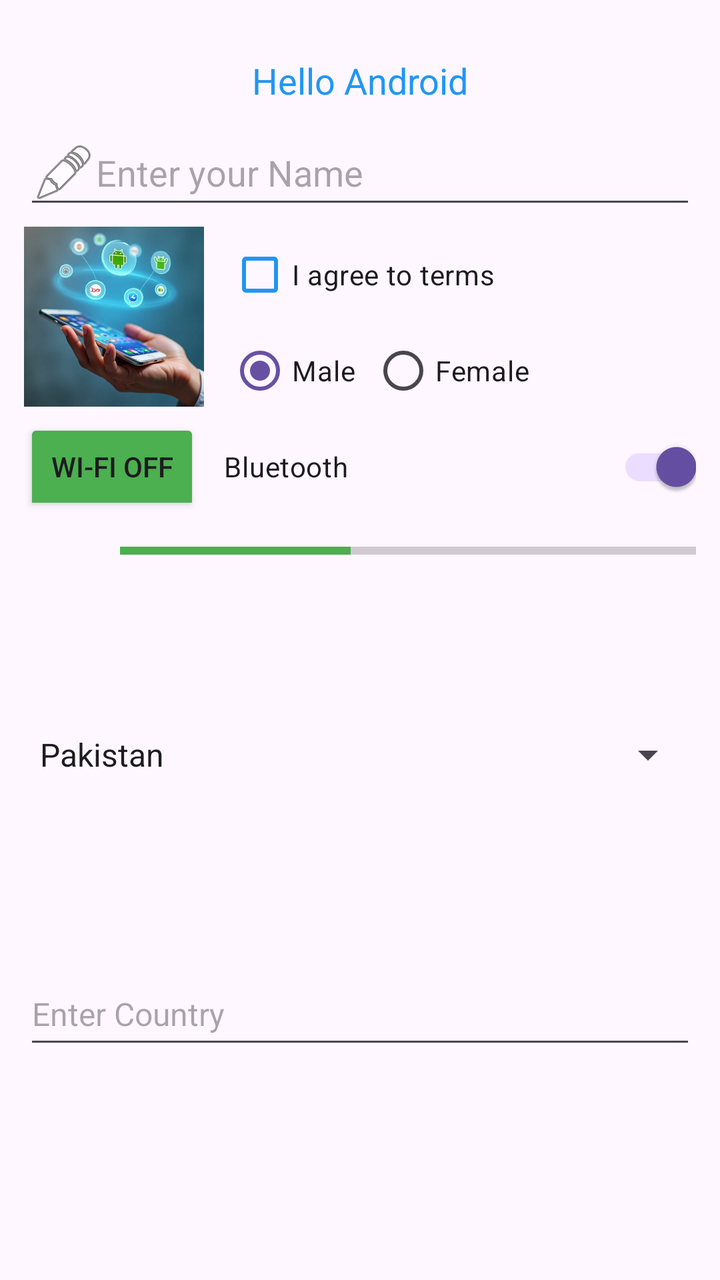
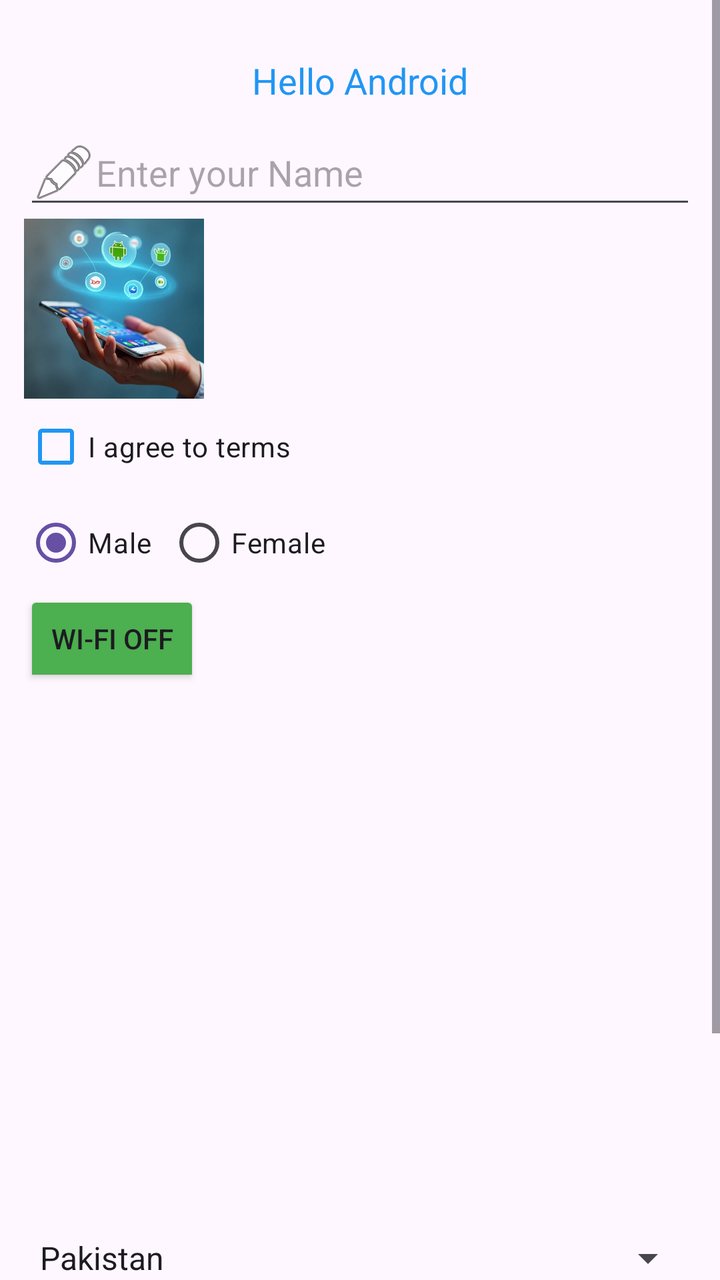

Two renders of the same Android screen: before a commit and after it. Below are the layout's source before the change and the commit's diff.
<!-- AndroidManifest.xml: application theme Theme.MyApplication -->
<!-- res/layout/classwork.xml -->
<?xml version="1.0" encoding="utf-8"?>
<ScrollView xmlns:android="http://schemas.android.com/apk/res/android"
    android:layout_width="match_parent"
    android:layout_height="match_parent"
    android:fillViewport="true">

    <LinearLayout
        android:id="@+id/layoutMain"
        android:layout_width="match_parent"
        android:layout_height="wrap_content"
        android:orientation="vertical"
        android:padding="12dp">

        <TextView
            android:id="@+id/textTitle"
            android:layout_width="match_parent"
            android:layout_height="wrap_content"
            android:layout_marginTop="16dp"
            android:layout_marginBottom="8dp"
            android:gravity="center"
            android:text="@string/hello_android"
            android:textColor="#2196F3"
            android:textSize="18sp" />

        <EditText
            android:id="@+id/editName"
            android:layout_width="match_parent"
            android:layout_height="wrap_content"
            android:autofillHints="name"
            android:drawableStart="@android:drawable/ic_menu_edit"
            android:hint="@string/enter_your_name"
            android:inputType="textPersonName"
            android:singleLine="true" />

        
        <LinearLayout
            android:layout_width="match_parent"
            android:layout_height="wrap_content"
            android:layout_marginTop="4dp"
            android:orientation="horizontal">

            <ImageView
                android:id="@+id/imageProfile"
                android:layout_width="90dp"
                android:layout_height="90dp"
                android:adjustViewBounds="true"
                android:contentDescription="@string/profile_image"
                android:scaleType="centerCrop"
                android:src="@drawable/md_pic" />

            <LinearLayout
                android:layout_width="0dp"
                android:layout_height="wrap_content"
                android:layout_weight="1"
                android:orientation="vertical"
                android:paddingStart="12dp">

                <CheckBox
                    android:id="@+id/checkAgree"
                    android:layout_width="wrap_content"
                    android:layout_height="wrap_content"
                    android:buttonTint="#2196F3"
                    android:checked="false"
                    android:text="@string/i_agree_to_terms" />

                <RadioGroup
                    android:id="@+id/genderGroup"
                    android:layout_width="wrap_content"
                    android:layout_height="wrap_content"
                    android:orientation="horizontal">

                    <RadioButton
                        android:id="@+id/radioMale"
                        android:layout_width="wrap_content"
                        android:layout_height="wrap_content"
                        android:buttonTint="#FF5722"
                        android:checked="true"
                        android:text="@string/male" />

                    <RadioButton
                        android:id="@+id/radioFemale"
                        android:layout_width="wrap_content"
                        android:layout_height="wrap_content"
                        android:layout_marginStart="8dp"
                        android:text="@string/female" />

                </RadioGroup>
            </LinearLayout>
        </LinearLayout>

        
        <LinearLayout
            android:layout_width="match_parent"
            android:layout_height="wrap_content"
            android:gravity="center_vertical"
            android:orientation="horizontal">

            <ToggleButton
                android:id="@+id/toggleWifi"
                android:layout_width="wrap_content"
                android:layout_height="wrap_content"
                android:backgroundTint="#4CAF50"
                android:checked="false"
                android:textOff="@string/wi_fi_off"
                android:textOn="@string/wi_fi_on" />

            <androidx.appcompat.widget.SwitchCompat
                android:id="@+id/switchBluetooth"
                android:layout_width="0dp"
                android:layout_height="wrap_content"
                android:layout_marginStart="12dp"
                android:layout_weight="1"
                android:checked="true"
                android:minHeight="48dp"
                android:text="@string/bluetooth"
                android:thumbTint="#FFFFFF"
                android:trackTint="#4CAF50" />
        </LinearLayout>

        
        <LinearLayout
            android:layout_width="match_parent"
            android:layout_height="wrap_content"
            android:gravity="center_vertical"
            android:orientation="horizontal">

            <ProgressBar
                android:id="@+id/progressLoading"
                android:layout_width="36dp"
                android:layout_height="36dp"
                android:indeterminate="true" />

            <ProgressBar
                android:id="@+id/progressDownload"
                style="?android:attr/progressBarStyleHorizontal"
                android:layout_width="0dp"
                android:layout_height="wrap_content"
                android:layout_marginStart="12dp"
                android:layout_weight="1"
                android:max="100"
                android:progress="40"
                android:progressTint="#4CAF50" />
        </LinearLayout>

        <androidx.recyclerview.widget.RecyclerView
            android:id="@+id/recyclerView"
            android:layout_width="match_parent"
            android:layout_height="60dp"
            android:scrollbars="vertical" />

        <Spinner
            android:id="@+id/spinner"
            android:layout_width="match_parent"
            android:layout_height="wrap_content"
            android:entries="@array/country_list"
            android:minHeight="48dp"
            android:spinnerMode="dropdown" />

        <ListView
            android:id="@+id/listView"
            android:layout_width="match_parent"
            android:layout_height="80dp"
            android:dividerHeight="1dp" />

        <AutoCompleteTextView
            android:id="@+id/autoCountry"
            android:layout_width="match_parent"
            android:layout_height="wrap_content"
            android:completionThreshold="1"
            android:hint="@string/enter_country"
            android:minHeight="48dp"
            android:textSize="16sp" />

    </LinearLayout>

</ScrollView>
<!-- resources referenced by this layout -->
<resources>
  <string-array name="country_list">
          <item>Pakistan</item>
          <item>India</item>
          <item>China</item>
          <item>USA</item>
      </string-array>
  <!-- drawable md_pic: jpg bitmap (drawable, 53201 bytes) -->
  <string name="bluetooth">Bluetooth</string>
  <string name="enter_country">Enter Country</string>
  <string name="enter_your_name">Enter your Name</string>
  <string name="female">Female</string>
  <string name="hello_android">Hello Android</string>
  <string name="i_agree_to_terms">I agree to terms</string>
  <string name="male">Male</string>
  <string name="profile_image">Profile image</string>
  <string name="wi_fi_off">Wi-Fi OFF</string>
  <string name="wi_fi_on">Wi-Fi ON</string>
  <style name="Theme.MyApplication" parent="Base.Theme.MyApplication" />
  <style name="Base.Theme.MyApplication" parent="Theme.Material3.DayNight.NoActionBar">
          
          
      </style>
</resources>

<!-- the commit's change to res/layout/classwork.xml (unified diff, before → after) -->
@@ -32,12 +32,8 @@
             android:inputType="textPersonName"
             android:singleLine="true" />
 
-        
-        <LinearLayout
-            android:layout_width="match_parent"
-            android:layout_height="wrap_content"
-            android:layout_marginTop="4dp"
-            android:orientation="horizontal">
+
+
 
             <ImageView
                 android:id="@+id/imageProfile"
@@ -48,12 +44,7 @@
                 android:scaleType="centerCrop"
                 android:src="@drawable/md_pic" />
 
-            <LinearLayout
-                android:layout_width="0dp"
-                android:layout_height="wrap_content"
-                android:layout_weight="1"
-                android:orientation="vertical"
-                android:paddingStart="12dp">
+
 
                 <CheckBox
                     android:id="@+id/checkAgree"
@@ -85,15 +76,11 @@
                         android:text="@string/female" />
 
                 </RadioGroup>
-            </LinearLayout>
-        </LinearLayout>
 
-        
-        <LinearLayout
-            android:layout_width="match_parent"
-            android:layout_height="wrap_content"
-            android:gravity="center_vertical"
-            android:orientation="horizontal">
+
+
+
+
 
             <ToggleButton
                 android:id="@+id/toggleWifi"
@@ -115,14 +102,9 @@
                 android:text="@string/bluetooth"
                 android:thumbTint="#FFFFFF"
                 android:trackTint="#4CAF50" />
-        </LinearLayout>
 
-        
-        <LinearLayout
-            android:layout_width="match_parent"
-            android:layout_height="wrap_content"
-            android:gravity="center_vertical"
-            android:orientation="horizontal">
+
+
 
             <ProgressBar
                 android:id="@+id/progressLoading"
@@ -140,7 +122,7 @@
                 android:max="100"
                 android:progress="40"
                 android:progressTint="#4CAF50" />
-        </LinearLayout>
+
 
         <androidx.recyclerview.widget.RecyclerView
             android:id="@+id/recyclerView"
